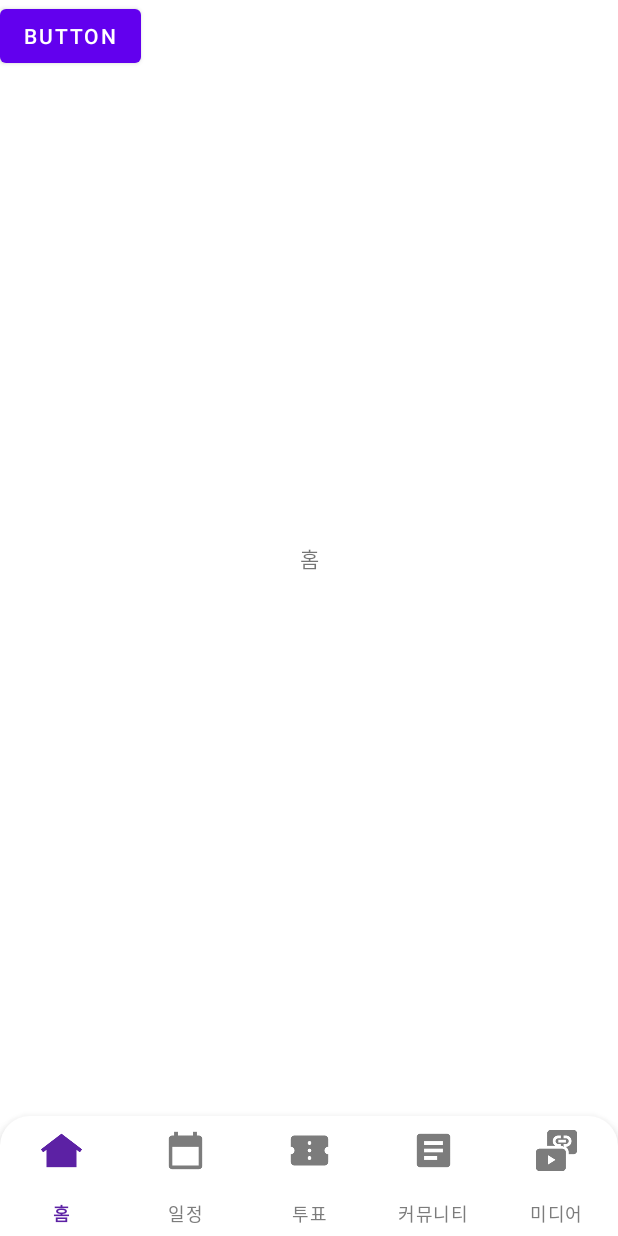
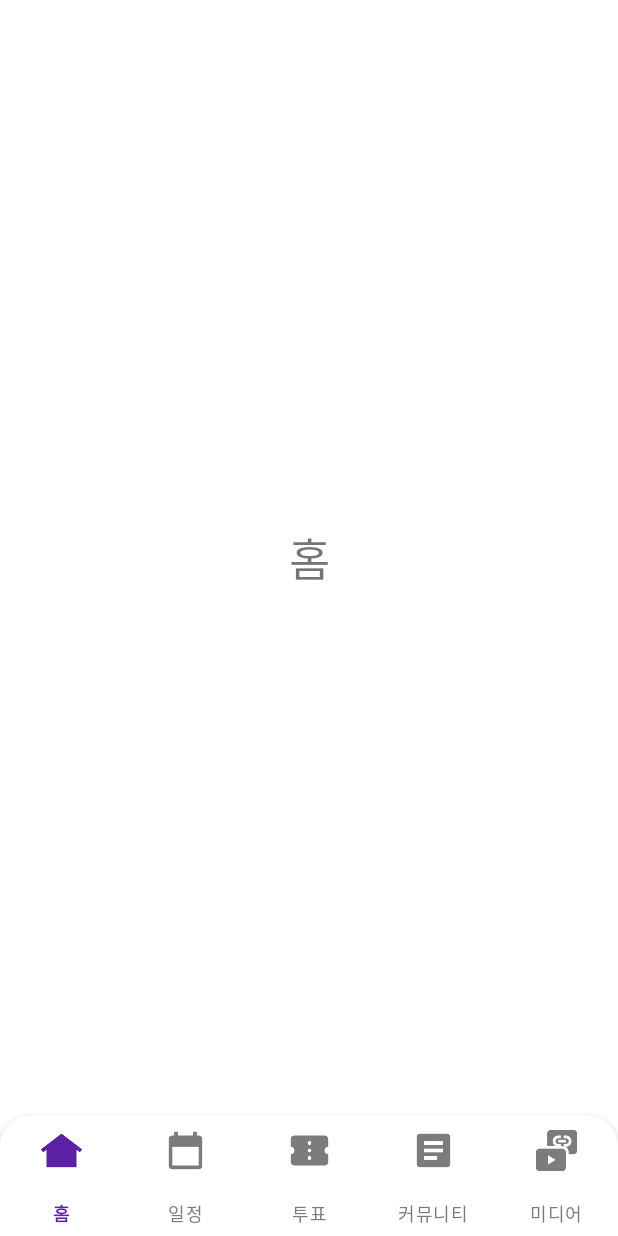
Before and after one commit to hykim02/Teuniverse_Android, an Android app: the HomeFragment screen opened directly, with no data from a screen before it, on a phone screen of 412 x 824 dp. Run offline under Robolectric (Android 15) with nearby library versions, the light colour scheme and no system bars; our stand-ins replace navigation-ui.

Commit message:
커뮤니티 오류 수정 완

```diff
--- a/app/src/main/java/com/example/teuniverse/MenuActivity.kt
+++ b/app/src/main/java/com/example/teuniverse/MenuActivity.kt
@@ -1,6 +1,7 @@
 package com.example.teuniverse
 
 import android.os.Bundle
+import android.util.Log
 import androidx.appcompat.app.AppCompatActivity
 import androidx.appcompat.widget.Toolbar
 import androidx.fragment.app.Fragment
@@ -18,24 +19,29 @@ import com.google.android.material.bottomnavigation.BottomNavigationView
 class MenuActivity: AppCompatActivity() {
 
     private lateinit var binding: ActivityMenuBinding
+    private lateinit var navController: NavController
 
     override fun onCreate(savedInstanceState: Bundle?) {
         super.onCreate(savedInstanceState)
         binding = ActivityMenuBinding.inflate(layoutInflater)
         setContentView(binding.root)
-        replaceFragment(HomeFragment())
+
+        // navController 초기화
+        val navHostFragment = supportFragmentManager.findFragmentById(R.id.nav_host_fragment) as NavHostFragment
+        navController = navHostFragment.navController
+
+        // 하단바와 navController 연결
+        binding.bottomNavigationView.setupWithNavController(navController)
+
+//        replaceFragment(HomeFragment())
 
         binding.bottomNavigationView.setOnItemSelectedListener {
             when(it.itemId) {
-                R.id.fragment_home -> replaceFragment(HomeFragment())
-                R.id.fragment_community -> replaceFragment(CommunityFragment())
-                R.id.fragment_vote -> replaceFragment(VoteFragment())
-                R.id.fragment_calendar -> replaceFragment(CalendarFragment())
-                R.id.fragment_media -> replaceFragment(MediaFragment())
-
-                else ->{
-
-                }
+                R.id.fragment_home -> navController.navigate(R.id.navigation_home)
+                R.id.fragment_community -> navController.navigate(R.id.navigation_community)
+                R.id.fragment_vote -> navController.navigate(R.id.navigation_vote)
+                R.id.fragment_calendar -> navController.navigate(R.id.navigation_calendar)
+                R.id.fragment_media -> navController.navigate(R.id.navigation_media)
             }
             true
         }
@@ -47,4 +53,10 @@ class MenuActivity: AppCompatActivity() {
         fragmentTransaction.replace(R.id.nav_host_fragment, fragment)
         fragmentTransaction.commit()
     }
+
+    private fun navigateToFragment(fragment: Fragment) {
+        supportFragmentManager.beginTransaction()
+            .replace(R.id.nav_host_fragment, fragment)
+            .commit()
+    }
 }
--- a/app/src/main/res/layout/fragment_home.xml
+++ b/app/src/main/res/layout/fragment_home.xml
@@ -1,5 +1,5 @@
 <?xml version="1.0" encoding="utf-8"?>
-<FrameLayout xmlns:android="http://schemas.android.com/apk/res/android"
+<LinearLayout xmlns:android="http://schemas.android.com/apk/res/android"
     xmlns:tools="http://schemas.android.com/tools"
     android:layout_width="match_parent"
     android:layout_height="match_parent"
@@ -9,12 +9,8 @@
         android:layout_width="match_parent"
         android:layout_height="match_parent"
         android:gravity="center"
-        android:text="홈" />
+        android:text="홈"
+        android:textSize="30sp"
+        android:id="@+id/home"/>
 
-    <Button
-        android:id="@+id/home_btn"
-        android:layout_width="wrap_content"
-        android:layout_height="wrap_content"
-        android:text="Button" />
-
-</FrameLayout>
+</LinearLayout>
--- a/app/src/main/res/layout/fragment_media.xml
+++ b/app/src/main/res/layout/fragment_media.xml
@@ -1,5 +1,5 @@
 <?xml version="1.0" encoding="utf-8"?>
-<FrameLayout xmlns:android="http://schemas.android.com/apk/res/android"
+<LinearLayout xmlns:android="http://schemas.android.com/apk/res/android"
     xmlns:tools="http://schemas.android.com/tools"
     android:layout_width="match_parent"
     android:layout_height="match_parent"
@@ -12,4 +12,4 @@
         android:gravity="center"
         android:text="미디어" />
 
-</FrameLayout>
+</LinearLayout>
--- a/app/src/main/res/navigation/navigation_bar.xml
+++ b/app/src/main/res/navigation/navigation_bar.xml
@@ -9,11 +9,7 @@
         android:id="@+id/navigation_home"
         android:name="com.example.teuniverse.HomeFragment"
         android:label="홈"
-        tools:layout="@layout/fragment_home" >
-        <action
-            android:id="@+id/action_navigation_home_to_navigation_vote"
-            app:destination="@id/navigation_vote" />
-    </fragment>
+        tools:layout="@layout/fragment_home" />
     <fragment
         android:id="@+id/navigation_vote"
         android:name="com.example.teuniverse.VoteFragment"
```
Also changed, not shown: app/src/main/java/com/example/teuniverse/CommunityFragment.kt (+1 -41 lines), app/src/main/java/com/example/teuniverse/HomeFragment.kt (+1 -17 lines).
